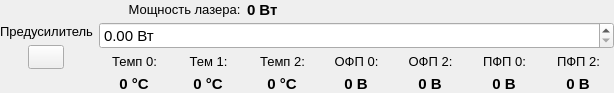
Qt form preamplifier_panel.ui (bulkanul/EVO_YFL_1064_GUI_coherent2) before a commit.
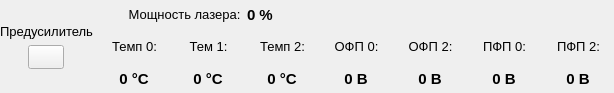
The same form after that commit. Icons and pictures are not drawn.

Diff of the .ui file:
```diff
--- a/preamplifier_panel.ui
+++ b/preamplifier_panel.ui
@@ -144,8 +144,38 @@
          <property name="spacing">
           <number>3</number>
          </property>
-         <item row="2" column="5">
-          <widget class="QLabel" name="label_11">
+         <item row="2" column="4">
+          <widget class="QLabel" name="l_pd_back_2">
+           <property name="minimumSize">
+            <size>
+             <width>70</width>
+             <height>0</height>
+            </size>
+           </property>
+           <property name="maximumSize">
+            <size>
+             <width>70</width>
+             <height>16777215</height>
+            </size>
+           </property>
+           <property name="font">
+            <font>
+             <family>Arial</family>
+             <pointsize>11</pointsize>
+             <weight>75</weight>
+             <bold>true</bold>
+            </font>
+           </property>
+           <property name="text">
+            <string>0 В</string>
+           </property>
+           <property name="alignment">
+            <set>Qt::AlignCenter</set>
+           </property>
+          </widget>
+         </item>
+         <item row="1" column="2">
+          <widget class="QLabel" name="label_10">
            <property name="sizePolicy">
             <sizepolicy hsizetype="Expanding" vsizetype="Preferred">
              <horstretch>0</horstretch>
@@ -159,7 +189,7 @@
             </font>
            </property>
            <property name="text">
-            <string>ПФП 0:</string>
+            <string>Темп 2:</string>
            </property>
            <property name="alignment">
             <set>Qt::AlignCenter</set>
@@ -207,94 +237,11 @@
             </font>
            </property>
            <property name="text">
-            <string>0 Вт</string>
+            <string>0 %</string>
            </property>
           </widget>
          </item>
-         <item row="2" column="4">
-          <widget class="QLabel" name="label_3">
-           <property name="sizePolicy">
-            <sizepolicy hsizetype="Expanding" vsizetype="Preferred">
-             <horstretch>0</horstretch>
-             <verstretch>0</verstretch>
-            </sizepolicy>
-           </property>
-           <property name="font">
-            <font>
-             <family>Arial</family>
-             <pointsize>10</pointsize>
-            </font>
-           </property>
-           <property name="text">
-            <string>ОФП 2:</string>
-           </property>
-           <property name="alignment">
-            <set>Qt::AlignCenter</set>
-           </property>
-          </widget>
-         </item>
-         <item row="1" column="0" colspan="7">
-          <widget class="QDoubleSpinBox" name="dsb_power">
-           <property name="sizePolicy">
-            <sizepolicy hsizetype="Expanding" vsizetype="Fixed">
-             <horstretch>0</horstretch>
-             <verstretch>0</verstretch>
-            </sizepolicy>
-           </property>
-           <property name="minimumSize">
-            <size>
-             <width>0</width>
-             <height>0</height>
-            </size>
-           </property>
-           <property name="maximumSize">
-            <size>
-             <width>16777215</width>
-             <height>16777215</height>
-            </size>
-           </property>
-           <property name="font">
-            <font>
-             <family>Arial</family>
-             <pointsize>11</pointsize>
-            </font>
-           </property>
-           <property name="suffix">
-            <string> Вт</string>
-           </property>
-          </widget>
-         </item>
-         <item row="3" column="3">
-          <widget class="QLabel" name="l_pd_back_0">
-           <property name="minimumSize">
-            <size>
-             <width>70</width>
-             <height>0</height>
-            </size>
-           </property>
-           <property name="maximumSize">
-            <size>
-             <width>70</width>
-             <height>16777215</height>
-            </size>
-           </property>
-           <property name="font">
-            <font>
-             <family>Arial</family>
-             <pointsize>11</pointsize>
-             <weight>75</weight>
-             <bold>true</bold>
-            </font>
-           </property>
-           <property name="text">
-            <string>0 В</string>
-           </property>
-           <property name="alignment">
-            <set>Qt::AlignCenter</set>
-           </property>
-          </widget>
-         </item>
-         <item row="3" column="2">
+         <item row="2" column="2">
           <widget class="QLabel" name="l_temp_2">
            <property name="minimumSize">
             <size>
@@ -324,97 +271,7 @@
            </property>
           </widget>
          </item>
-         <item row="3" column="1">
-          <widget class="QLabel" name="l_temp_1">
-           <property name="minimumSize">
-            <size>
-             <width>70</width>
-             <height>0</height>
-            </size>
-           </property>
-           <property name="maximumSize">
-            <size>
-             <width>70</width>
-             <height>16777215</height>
-            </size>
-           </property>
-           <property name="font">
-            <font>
-             <family>Arial</family>
-             <pointsize>11</pointsize>
-             <weight>75</weight>
-             <bold>true</bold>
-            </font>
-           </property>
-           <property name="text">
-            <string>0 °C</string>
-           </property>
-           <property name="alignment">
-            <set>Qt::AlignCenter</set>
-           </property>
-          </widget>
-         </item>
-         <item row="3" column="6">
-          <widget class="QLabel" name="l_pd_forw_2">
-           <property name="minimumSize">
-            <size>
-             <width>70</width>
-             <height>0</height>
-            </size>
-           </property>
-           <property name="maximumSize">
-            <size>
-             <width>70</width>
-             <height>16777215</height>
-            </size>
-           </property>
-           <property name="font">
-            <font>
-             <family>Arial</family>
-             <pointsize>11</pointsize>
-             <weight>75</weight>
-             <bold>true</bold>
-            </font>
-           </property>
-           <property name="text">
-            <string>0 В</string>
-           </property>
-           <property name="alignment">
-            <set>Qt::AlignCenter</set>
-           </property>
-          </widget>
-         </item>
-         <item row="3" column="5">
-          <widget class="QLabel" name="l_pd_forw_0">
-           <property name="minimumSize">
-            <size>
-             <width>70</width>
-             <height>0</height>
-            </size>
-           </property>
-           <property name="maximumSize">
-            <size>
-             <width>70</width>
-             <height>16777215</height>
-            </size>
-           </property>
-           <property name="font">
-            <font>
-             <family>Arial</family>
-             <pointsize>11</pointsize>
-             <weight>75</weight>
-             <bold>true</bold>
-            </font>
-           </property>
-           <property name="text">
-            <string>0 В</string>
-           </property>
-           <property name="alignment">
-            <set>Qt::AlignCenter</set>
-           </property>
-          </widget>
-         </item>
-         <item row="2" column="0">
+         <item row="1" column="0">
           <widget class="QLabel" name="label_8">
            <property name="sizePolicy">
             <sizepolicy hsizetype="Expanding" vsizetype="Preferred">
@@ -436,7 +293,7 @@
            </property>
           </widget>
          </item>
-         <item row="3" column="0">
+         <item row="2" column="0">
           <widget class="QLabel" name="l_temp_0">
            <property name="minimumSize">
             <size>
@@ -466,29 +323,111 @@
            </property>
           </widget>
          </item>
-         <item row="2" column="1">
-          <widget class="QLabel" name="label_9">
-           <property name="sizePolicy">
-            <sizepolicy hsizetype="Expanding" vsizetype="Preferred">
-             <horstretch>0</horstretch>
-             <verstretch>0</verstretch>
-            </sizepolicy>
-           </property>
-           <property name="font">
-            <font>
-             <family>Arial</family>
-             <pointsize>10</pointsize>
-            </font>
-           </property>
-           <property name="text">
-            <string>Тем 1:</string>
-           </property>
-           <property name="alignment">
-            <set>Qt::AlignCenter</set>
-           </property>
-          </widget>
-         </item>
          <item row="2" column="6">
+          <widget class="QLabel" name="l_pd_forw_2">
+           <property name="minimumSize">
+            <size>
+             <width>70</width>
+             <height>0</height>
+            </size>
+           </property>
+           <property name="maximumSize">
+            <size>
+             <width>70</width>
+             <height>16777215</height>
+            </size>
+           </property>
+           <property name="font">
+            <font>
+             <family>Arial</family>
+             <pointsize>11</pointsize>
+             <weight>75</weight>
+             <bold>true</bold>
+            </font>
+           </property>
+           <property name="text">
+            <string>0 В</string>
+           </property>
+           <property name="alignment">
+            <set>Qt::AlignCenter</set>
+           </property>
+          </widget>
+         </item>
+         <item row="1" column="4">
+          <widget class="QLabel" name="label_3">
+           <property name="sizePolicy">
+            <sizepolicy hsizetype="Expanding" vsizetype="Preferred">
+             <horstretch>0</horstretch>
+             <verstretch>0</verstretch>
+            </sizepolicy>
+           </property>
+           <property name="font">
+            <font>
+             <family>Arial</family>
+             <pointsize>10</pointsize>
+            </font>
+           </property>
+           <property name="text">
+            <string>ОФП 2:</string>
+           </property>
+           <property name="alignment">
+            <set>Qt::AlignCenter</set>
+           </property>
+          </widget>
+         </item>
+         <item row="2" column="3">
+          <widget class="QLabel" name="l_pd_back_0">
+           <property name="minimumSize">
+            <size>
+             <width>70</width>
+             <height>0</height>
+            </size>
+           </property>
+           <property name="maximumSize">
+            <size>
+             <width>70</width>
+             <height>16777215</height>
+            </size>
+           </property>
+           <property name="font">
+            <font>
+             <family>Arial</family>
+             <pointsize>11</pointsize>
+             <weight>75</weight>
+             <bold>true</bold>
+            </font>
+           </property>
+           <property name="text">
+            <string>0 В</string>
+           </property>
+           <property name="alignment">
+            <set>Qt::AlignCenter</set>
+           </property>
+          </widget>
+         </item>
+         <item row="1" column="5">
+          <widget class="QLabel" name="label_11">
+           <property name="sizePolicy">
+            <sizepolicy hsizetype="Expanding" vsizetype="Preferred">
+             <horstretch>0</horstretch>
+             <verstretch>0</verstretch>
+            </sizepolicy>
+           </property>
+           <property name="font">
+            <font>
+             <family>Arial</family>
+             <pointsize>10</pointsize>
+            </font>
+           </property>
+           <property name="text">
+            <string>ПФП 0:</string>
+           </property>
+           <property name="alignment">
+            <set>Qt::AlignCenter</set>
+           </property>
+          </widget>
+         </item>
+         <item row="1" column="6">
           <widget class="QLabel" name="label_12">
            <property name="sizePolicy">
             <sizepolicy hsizetype="Expanding" vsizetype="Preferred">
@@ -510,7 +449,37 @@
            </property>
           </widget>
          </item>
-         <item row="2" column="3">
+         <item row="2" column="1">
+          <widget class="QLabel" name="l_temp_1">
+           <property name="minimumSize">
+            <size>
+             <width>70</width>
+             <height>0</height>
+            </size>
+           </property>
+           <property name="maximumSize">
+            <size>
+             <width>70</width>
+             <height>16777215</height>
+            </size>
+           </property>
+           <property name="font">
+            <font>
+             <family>Arial</family>
+             <pointsize>11</pointsize>
+             <weight>75</weight>
+             <bold>true</bold>
+            </font>
+           </property>
+           <property name="text">
+            <string>0 °C</string>
+           </property>
+           <property name="alignment">
+            <set>Qt::AlignCenter</set>
+           </property>
+          </widget>
+         </item>
+         <item row="1" column="3">
           <widget class="QLabel" name="label_2">
            <property name="sizePolicy">
             <sizepolicy hsizetype="Expanding" vsizetype="Preferred">
@@ -532,8 +501,8 @@
            </property>
           </widget>
          </item>
-         <item row="3" column="4">
-          <widget class="QLabel" name="l_pd_back_2">
+         <item row="2" column="5">
+          <widget class="QLabel" name="l_pd_forw_0">
            <property name="minimumSize">
             <size>
              <width>70</width>
@@ -562,8 +531,8 @@
            </property>
           </widget>
          </item>
-         <item row="2" column="2">
-          <widget class="QLabel" name="label_10">
+         <item row="1" column="1">
+          <widget class="QLabel" name="label_9">
            <property name="sizePolicy">
             <sizepolicy hsizetype="Expanding" vsizetype="Preferred">
              <horstretch>0</horstretch>
@@ -577,7 +546,7 @@
             </font>
            </property>
            <property name="text">
-            <string>Темп 2:</string>
+            <string>Тем 1:</string>
            </property>
            <property name="alignment">
             <set>Qt::AlignCenter</set>
```
